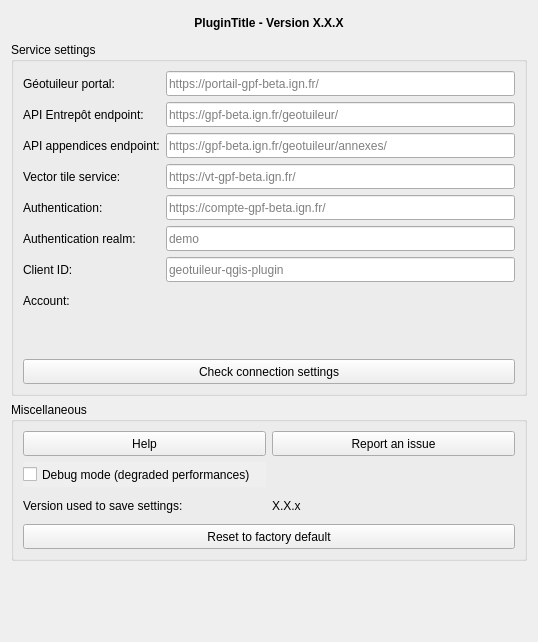
Before: the Qt Designer form geoplateforme/gui/dlg_settings.ui in JulesGrillot/plugin-qgis-geoplateforme, drawn with Qt 5.
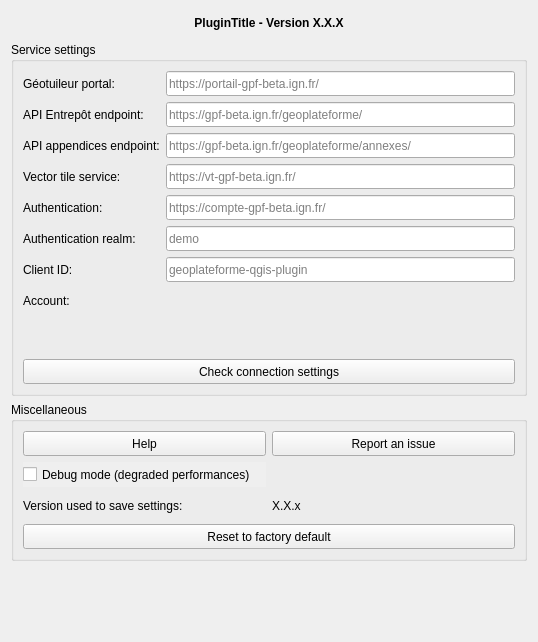
After: the same form once the commit is applied. Icons and pictures are not drawn. Custom widgets are drawn as their Qt base class.

Commit message: update(plugin): rename every geotuileur occurrence to geoplateforme respecting the case

What changed in the file:
```diff
--- a/geoplateforme/gui/dlg_settings.ui
+++ b/geoplateforme/gui/dlg_settings.ui
@@ -94,7 +94,7 @@
          </size>
         </property>
         <property name="placeholderText">
-         <string notr="true">https://gpf-beta.ign.fr/geotuileur/</string>
+         <string notr="true">https://gpf-beta.ign.fr/geoplateforme/</string>
         </property>
        </widget>
       </item>
@@ -135,7 +135,7 @@
          </size>
         </property>
         <property name="placeholderText">
-         <string notr="true">geotuileur-qgis-plugin</string>
+         <string notr="true">geoplateforme-qgis-plugin</string>
         </property>
        </widget>
       </item>
@@ -368,7 +368,7 @@
          </size>
         </property>
         <property name="placeholderText">
-         <string notr="true">https://gpf-beta.ign.fr/geotuileur/annexes/</string>
+         <string notr="true">https://gpf-beta.ign.fr/geoplateforme/annexes/</string>
         </property>
        </widget>
       </item>
```
Left out of the diff: 8 changed lines with no effect on the pictures. The commit also changes 53 other files.
